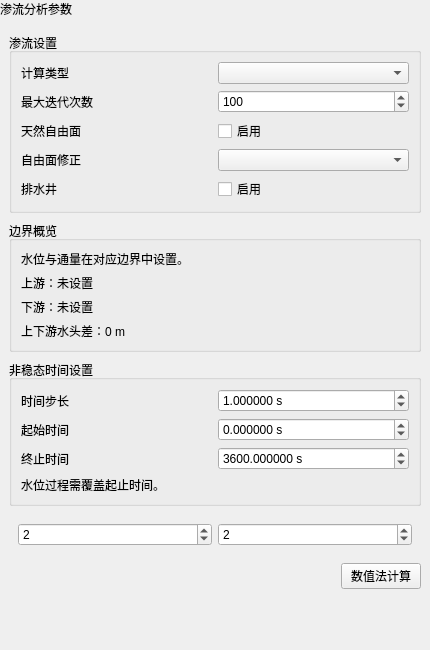
Old version of the form plugins/Base_Solver/SeepageWidget.ui in the repository asd977/base_cae.
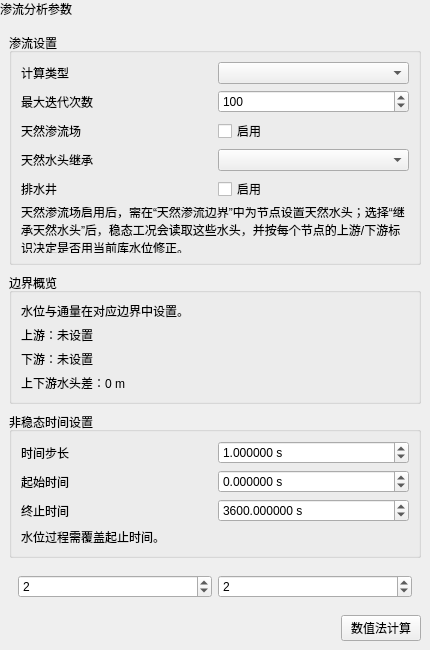
New version of the form.

What changed in the file:
```diff
--- a/plugins/Base_Solver/SeepageWidget.ui
+++ b/plugins/Base_Solver/SeepageWidget.ui
@@ -25,12 +25,13 @@
         <item row="0" column="1"><widget class="QComboBox" name="comboComputeType"/></item>
         <item row="1" column="0"><widget class="QLabel" name="labelIter"><property name="text"><string>最大迭代次数</string></property></widget></item>
         <item row="1" column="1"><widget class="QSpinBox" name="spinIter"><property name="minimum"><number>1</number></property><property name="maximum"><number>1000000</number></property><property name="value"><number>100</number></property></widget></item>
-        <item row="2" column="0"><widget class="QLabel" name="labelNaturalFreeSurface"><property name="text"><string>天然自由面</string></property></widget></item>
+        <item row="2" column="0"><widget class="QLabel" name="labelNaturalFreeSurface"><property name="text"><string>天然渗流场</string></property></widget></item>
         <item row="2" column="1"><widget class="QCheckBox" name="checkNaturalFreeSurface"><property name="text"><string>启用</string></property></widget></item>
-        <item row="3" column="0"><widget class="QLabel" name="labelItagFree"><property name="text"><string>自由面修正</string></property></widget></item>
+        <item row="3" column="0"><widget class="QLabel" name="labelItagFree"><property name="text"><string>天然水头继承</string></property></widget></item>
         <item row="3" column="1"><widget class="QComboBox" name="comboItagFree"/></item>
         <item row="4" column="0"><widget class="QLabel" name="labelDrainWell"><property name="text"><string>排水井</string></property></widget></item>
         <item row="4" column="1"><widget class="QCheckBox" name="checkDrainWell"><property name="text"><string>启用</string></property></widget></item>
+        <item row="5" column="0" colspan="2"><widget class="QLabel" name="labelNaturalFreeHint"><property name="text"><string>天然渗流场启用后，需在“天然渗流边界”中为节点设置天然水头；选择“继承天然水头”后，稳态工况会读取这些水头，并按每个节点的上游/下游标识决定是否用当前库水位修正。</string></property><property name="wordWrap"><bool>true</bool></property></widget></item>
        </layout>
       </widget>
      </item>
```
